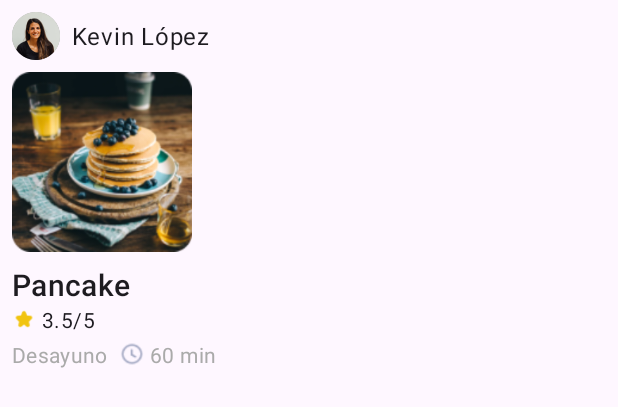
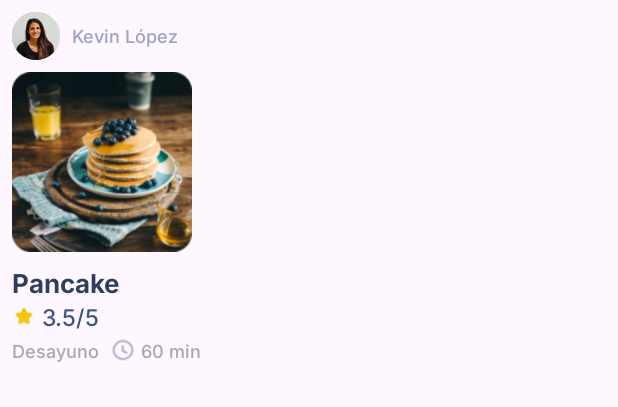
Before and after one commit to 2024A-Moviles-Sw-Gr2/SW-GR2-CACHIPUENDO-CHIGUANO-NARDY-ESTEFANIA, an Android app: the layout item_recipe.xml on its own in the app's theme, with its tools: preview values and no code run, on a phone screen of 412 x 824 dp. Shown: the top 407 px of the screen. Run offline under Robolectric (Android 15) with nearby library versions, the phone set to English and light mode, and no system bars.

Commit message:
change style

```diff
--- a/02-deberes/proyecto/app/src/main/res/layout/item_recipe.xml
+++ b/02-deberes/proyecto/app/src/main/res/layout/item_recipe.xml
@@ -26,7 +26,7 @@
             android:layout_width="wrap_content"
             android:layout_height="wrap_content"
             android:text="Kevin López"
-            android:textAppearance="@style/TextAppearance.MaterialComponents.Body1" />
+            android:textAppearance="@style/S" />
     </LinearLayout>
 
     <!-- Imagen de la receta -->
@@ -45,9 +45,9 @@
         android:id="@+id/recipe_title"
         android:layout_width="wrap_content"
         android:layout_height="wrap_content"
+        android:layout_marginTop="8dp"
         android:text="Pancake"
-        android:textAppearance="@style/TextAppearance.MaterialComponents.Headline6"
-        android:layout_marginTop="8dp" />
+        android:textAppearance="@style/H2" />
 
     <!-- Calificación de la receta -->
     <LinearLayout
@@ -67,9 +67,10 @@
             android:id="@+id/recipe_rating"
             android:layout_width="wrap_content"
             android:layout_height="wrap_content"
+            android:layout_marginStart="4dp"
             android:text="3.5/5"
-            android:textAppearance="@style/TextAppearance.MaterialComponents.Body2"
-            android:layout_marginStart="4dp" />
+            android:textAppearance="@style/P2"
+            android:textColor="@color/blue" />
     </LinearLayout>
 
     <!-- Tipo de comida y tiempo -->
@@ -85,7 +86,7 @@
             android:layout_width="wrap_content"
             android:layout_height="wrap_content"
             android:text="Desayuno"
-            android:textAppearance="@style/TextAppearance.MaterialComponents.Body2"
+            android:textAppearance="@style/S"
             android:textColor="@android:color/darker_gray" />
 
         <ImageView
@@ -100,9 +101,9 @@
             android:id="@+id/recipe_time"
             android:layout_width="wrap_content"
             android:layout_height="wrap_content"
+            android:layout_marginStart="4dp"
             android:text="60 min"
-            android:textAppearance="@style/TextAppearance.MaterialComponents.Body2"
-            android:textColor="@android:color/darker_gray"
-            android:layout_marginStart="4dp" />
+            android:textAppearance="@style/S"
+            android:textColor="@android:color/darker_gray" />
     </LinearLayout>
 </LinearLayout>
```
Also changed, not shown: 02-deberes/proyecto/app/src/main/res/layout/home_fragment.xml (+7 -3 lines).
